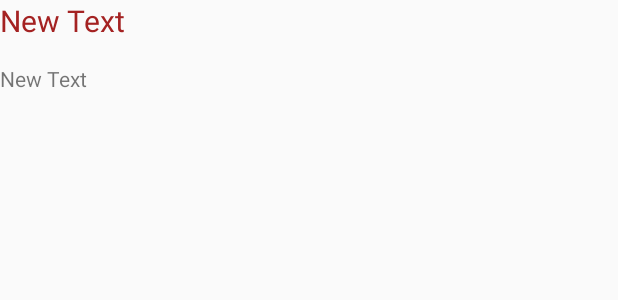
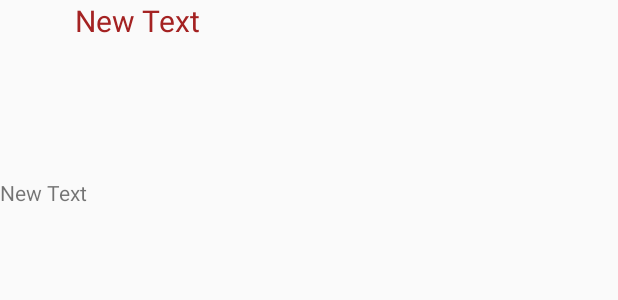
Before and after one commit to webstersr/ChannelMessaging2, an Android app: the layout row_layoutmsg.xml on its own in the app's theme, with its tools: preview values and no code run, on a phone screen of 412 x 824 dp. Shown: the top 300 px of the screen. Run offline under Robolectric (Android 15) with nearby library versions, the phone set to English and light mode, and no system bars.

Commit message:
30-01-17

```diff
--- a/app/src/main/AndroidManifest.xml
+++ b/app/src/main/AndroidManifest.xml
@@ -2,6 +2,7 @@
 <manifest xmlns:android="http://schemas.android.com/apk/res/android"
     package="mickael.koc.channelmessaging2">
 <uses-permission android:name="android.permission.INTERNET"/>
+    <uses-permission android:name="android.permission.WRITE_EXTERNAL_STORAGE"/>
     <application
         android:allowBackup="true"
         android:icon="@mipmap/ic_launcher"
--- a/app/src/main/java/mickael/koc/channelmessaging2/Message.java
+++ b/app/src/main/java/mickael/koc/channelmessaging2/Message.java
@@ -27,4 +27,8 @@ public class Message {
     {
         return this.date;
     }
+    public String getimg()
+    {
+        return this.imageUrl;
+    }
 }
--- a/app/src/main/java/mickael/koc/channelmessaging2/onDownloadCompleteListener.java
+++ b/app/src/main/java/mickael/koc/channelmessaging2/onDownloadCompleteListener.java
@@ -4,5 +4,7 @@ package mickael.koc.channelmessaging2;
  * Created by kocm on 20/01/2017.
  */
 public interface onDownloadCompleteListener {
-    public void onDownloadComplete(String news);
+    public void onDownloadComplete(String news,int param1);
+
+    void onDownloadCompleteImg(String result);
 }
--- a/app/src/main/res/layout/row_layoutmsg.xml
+++ b/app/src/main/res/layout/row_layoutmsg.xml
@@ -4,19 +4,39 @@
     android:layout_height="match_parent"
     android:weightSum="1">
 
+    <HorizontalScrollView
+        android:layout_width="wrap_content"
+        android:layout_height="34dp"
+        android:id="@+id/horizontalScrollView"
+        android:layout_weight="0.11">
+
+        <LinearLayout
+            android:orientation="horizontal"
+            android:layout_width="match_parent"
+            android:layout_height="match_parent">
+
+            <ImageView
+                android:layout_width="50dp"
+                android:layout_height="50dp"
+                android:id="@+id/imageView"
+                android:layout_weight="0.03" />
+
             <TextView
-        android:layout_width="166dp"
+                android:layout_width="wrap_content"
                 android:layout_height="wrap_content"
                 android:text="New Text"
                 android:id="@+id/textView5"
-        android:layout_weight="0.02"
+                android:layout_weight="0.03"
                 android:textColor="#a42222"
                 android:textSize="20dp" />
+        </LinearLayout>
+    </HorizontalScrollView>
 
     <TextView
         android:layout_width="wrap_content"
         android:layout_height="wrap_content"
         android:text="New Text"
         android:id="@+id/textView6"
-        android:layout_weight="0.07" />
+        android:layout_weight="0.02" />
+
 </LinearLayout>
```
Also changed, not shown: app/src/main/java/mickael/koc/channelmessaging2/ChannelActivity.java (+6 -1 lines), app/src/main/java/mickael/koc/channelmessaging2/Datalayer.java (+21 -8 lines), app/src/main/java/mickael/koc/channelmessaging2/DownloadImageTask.java (added, +92 -0 lines), app/src/main/java/mickael/koc/channelmessaging2/LoginActivity.java (+13 -3 lines), app/src/main/java/mickael/koc/channelmessaging2/MessageActivity.java (+73 -8 lines), app/src/main/java/mickael/koc/channelmessaging2/MessageAdapter.java (+33 -4 lines), app/src/main/res/layout/activity_message.xml (+5 -3 lines). Lines whose indentation alone changed are shown as unchanged.
